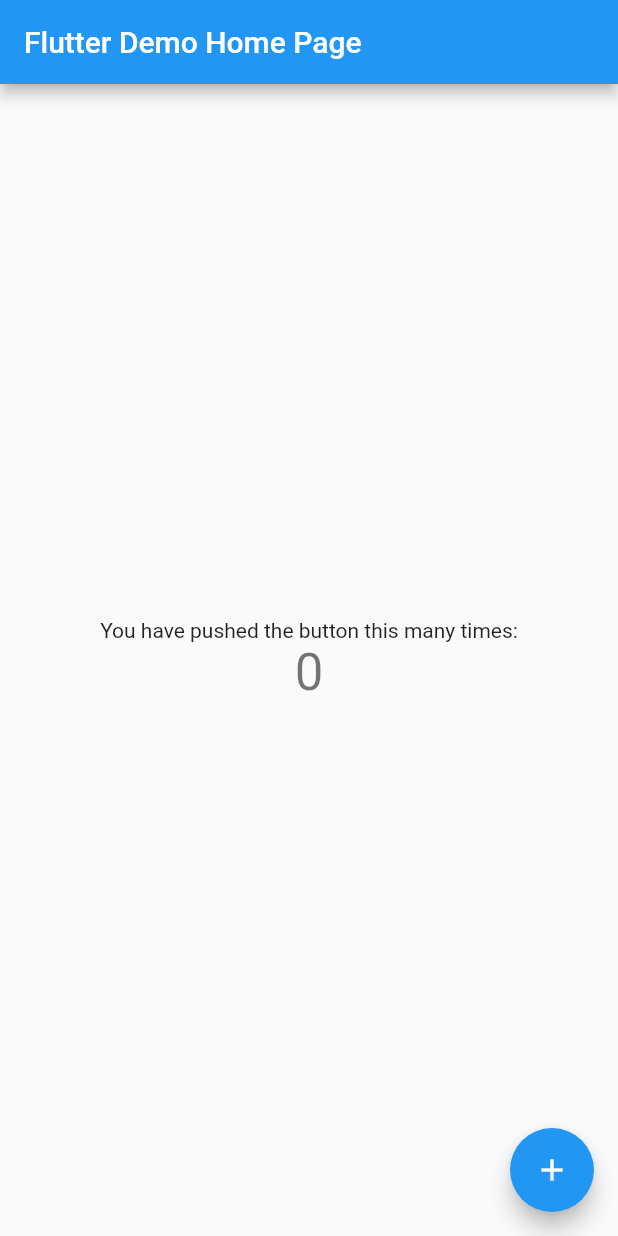
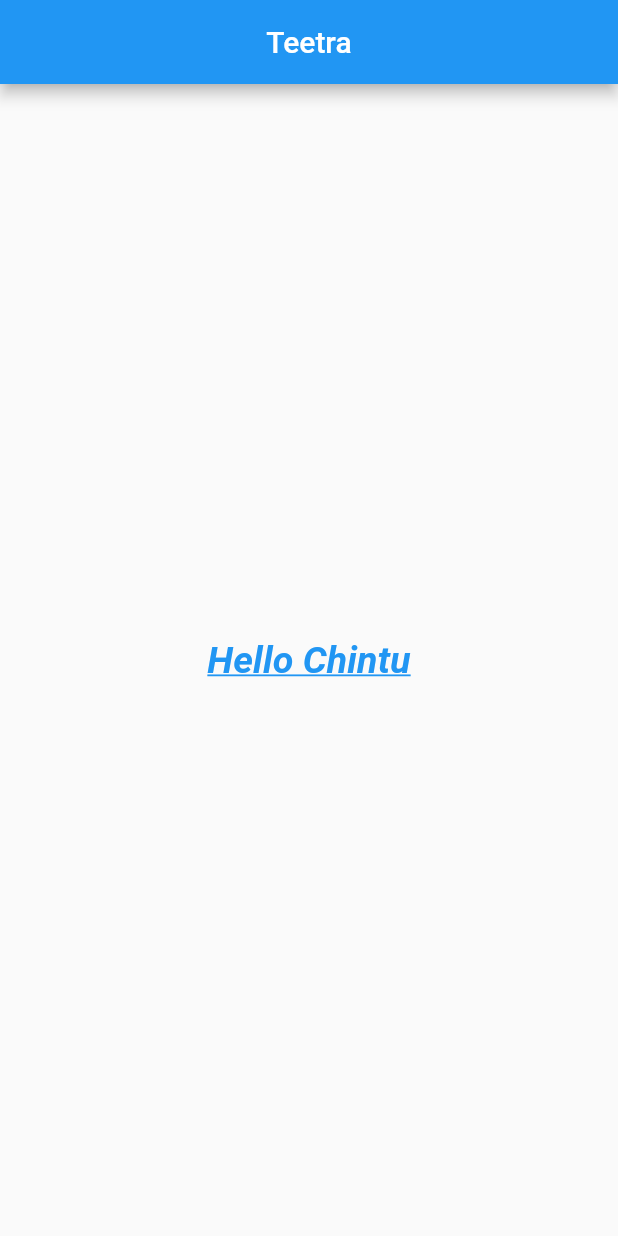
Before and after one commit to chintan369/FlutterProject, a Flutter app: the screen it shows after launch, on a phone screen of 412 x 824 dp. Run offline on Flutter 3.47's test engine with Material 2 defaults, Android fonts, the phone set to English and light mode, and no system bars.

Commit message:
Learns about different app widgets and container

```diff
--- a/lib/main.dart
+++ b/lib/main.dart
@@ -1,117 +1,32 @@
+import 'package:flutter/cupertino.dart';
 import 'package:flutter/material.dart';
 
 void main() {
-  runApp(MyApp());
+  runApp(MaterialApp(
+    title: "Flutter App",
+    home: HomeWidget(),
+  ));
 }
 
-class MyApp extends StatelessWidget {
-  // This widget is the root of your application.
+class HomeWidget extends StatelessWidget {
   @override
   Widget build(BuildContext context) {
-    return MaterialApp(
-      title: 'Flutter Demo',
-      theme: ThemeData(
-        // This is the theme of your application.
-        //
-        // Try running your application with "flutter run". You'll see the
-        // application has a blue toolbar. Then, without quitting the app, try
-        // changing the primarySwatch below to Colors.green and then invoke
-        // "hot reload" (press "r" in the console where you ran "flutter run",
-        // or simply save your changes to "hot reload" in a Flutter IDE).
-        // Notice that the counter didn't reset back to zero; the application
-        // is not restarted.
-        primarySwatch: Colors.blue,
-        // This makes the visual density adapt to the platform that you run
-        // the app on. For desktop platforms, the controls will be smaller and
-        // closer together (more dense) than on mobile platforms.
-        visualDensity: VisualDensity.adaptivePlatformDensity,
+    return Scaffold(
+      appBar: AppBar(
+        title: Center(child: Text("Teetra")),
       ),
-      home: MyHomePage(title: 'Flutter Demo Home Page'),
+      body: Container(
+        child: Center(
+            child: Text(
+          "Hello Chintu",
+          style: TextStyle(
+              color: Colors.blue,
+              fontSize: 25.0,
+              fontStyle: FontStyle.italic,
+              decoration: TextDecoration.underline,
+              fontWeight: FontWeight.bold),
+        )),
+      ),
     );
   }
 }
-
-class MyHomePage extends StatefulWidget {
-  MyHomePage({Key key, this.title}) : super(key: key);
-
-  // This widget is the home page of your application. It is stateful, meaning
-  // that it has a State object (defined below) that contains fields that affect
-  // how it looks.
-
-  // This class is the configuration for the state. It holds the values (in this
-  // case the title) provided by the parent (in this case the App widget) and
-  // used by the build method of the State. Fields in a Widget subclass are
-  // always marked "final".
-
-  final String title;
-
-  @override
-  _MyHomePageState createState() => _MyHomePageState();
-}
-
-class _MyHomePageState extends State<MyHomePage> {
-  int _counter = 0;
-
-  void _incrementCounter() {
-    setState(() {
-      // This call to setState tells the Flutter framework that something has
-      // changed in this State, which causes it to rerun the build method below
-      // so that the display can reflect the updated values. If we changed
-      // _counter without calling setState(), then the build method would not be
-      // called again, and so nothing would appear to happen.
-      _counter++;
-    });
-  }
-
-  @override
-  Widget build(BuildContext context) {
-    // This method is rerun every time setState is called, for instance as done
-    // by the _incrementCounter method above.
-    //
-    // The Flutter framework has been optimized to make rerunning build methods
-    // fast, so that you can just rebuild anything that needs updating rather
-    // than having to individually change instances of widgets.
-    return Scaffold(
-      appBar: AppBar(
-        // Here we take the value from the MyHomePage object that was created by
-        // the App.build method, and use it to set our appbar title.
-        title: Text(widget.title),
-      ),
-      body: Center(
-        // Center is a layout widget. It takes a single child and positions it
-        // in the middle of the parent.
-        child: Column(
-          // Column is also a layout widget. It takes a list of children and
-          // arranges them vertically. By default, it sizes itself to fit its
-          // children horizontally, and tries to be as tall as its parent.
-          //
-          // Invoke "debug painting" (press "p" in the console, choose the
-          // "Toggle Debug Paint" action from the Flutter Inspector in Android
-          // Studio, or the "Toggle Debug Paint" command in Visual Studio Code)
-          // to see the wireframe for each widget.
-          //
-          // Column has various properties to control how it sizes itself and
-          // how it positions its children. Here we use mainAxisAlignment to
-          // center the children vertically; the main axis here is the vertical
-          // axis because Columns are vertical (the cross axis would be
-          // horizontal).
-          mainAxisAlignment: MainAxisAlignment.center,
-          children: <Widget>[
-            Text(
-              'You have pushed the button this many times:',
-            ),
-            Text(
-              '$_counter',
-              style: Theme.of(context).textTheme.headline4,
-            ),
-          ],
-        ),
-      ),
-      floatingActionButton: FloatingActionButton(
-        onPressed: _incrementCounter,
-        tooltip: 'Increment',
-        child: Icon(Icons.add),
-      ), // This trailing comma makes auto-formatting nicer for build methods.
-    );
-  }
-}
```
Also changed, not shown: 1 other file.
